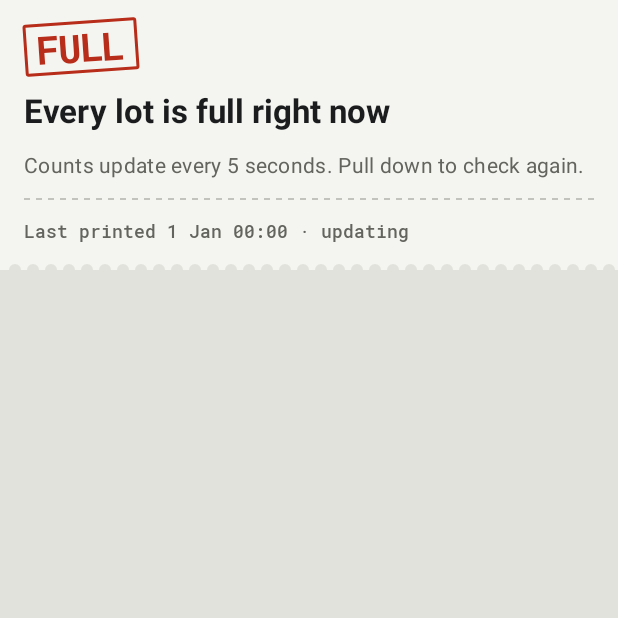
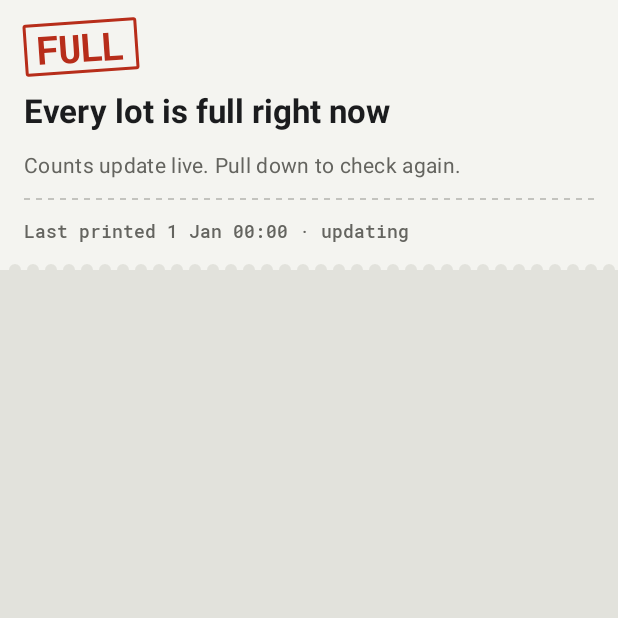
Before and after one commit to NunoGoncalves06/Project-Work-2026-AU, an Android app built with Jetpack Compose: the composable AllFullTicket called with empty values, on a phone screen of 412 x 824 dp, the top half of it. Run offline under Robolectric (Android 15) with nearby library versions, the phone set to English and light mode, and no system bars.

Commit message:
fix: android review findings (error card text, manifest export, comments, unused import)

```diff
--- a/android-app/app/src/main/AndroidManifest.xml
+++ b/android-app/app/src/main/AndroidManifest.xml
@@ -14,7 +14,7 @@
         android:theme="@style/Theme.AuParking">
         <activity
             android:name=".MainActivity"
-            android:exported="true" />
+            android:exported="false" />
 
         <!-- Two launcher entries for the same screen: launchers don't redraw an app icon when the theme changes,
              so MainActivity turns on the one matching the app's theme and turns the other off. Exactly one is on. -->
--- a/android-app/app/src/main/java/au/projectwork/parking/MainActivity.kt
+++ b/android-app/app/src/main/java/au/projectwork/parking/MainActivity.kt
@@ -99,7 +99,7 @@ class MainActivity : ComponentActivity() {
     }
 
     /**
-     * Turns on the launcher entry whose icon matches the theme (B1 day / B2 night ticket) and turns the other off.
+     * Turns on the launcher entry whose icon matches the theme (day / night launcher icon) and turns the other off.
      * Does nothing when it already matches, so the launcher is only disturbed when the theme really changed.
      * shortcut: a launcher may drop a home-screen shortcut to the entry turned off; the app drawer always has it.
      */
--- a/android-app/app/src/main/java/au/projectwork/parking/ui/Common.kt
+++ b/android-app/app/src/main/java/au/projectwork/parking/ui/Common.kt
@@ -119,7 +119,7 @@ fun <T> StateContent(
                     } else {
                         Text("Can't reach the server", style = MaterialTheme.typography.titleLarge)
                         Text(
-                            "Check your connection. AU Parking keeps trying every 5 seconds.",
+                            "Check your connection. AU Parking keeps trying by itself.",
                             style = MaterialTheme.typography.bodyMedium,
                             color = TicketColors.current.faded,
                         )
--- a/android-app/app/src/main/java/au/projectwork/parking/ui/lot/LotDetailScreen.kt
+++ b/android-app/app/src/main/java/au/projectwork/parking/ui/lot/LotDetailScreen.kt
@@ -16,7 +16,6 @@ import androidx.compose.material3.Button
 import androidx.compose.material3.ExperimentalMaterial3Api
 import androidx.compose.material3.Icon
 import androidx.compose.material3.IconButton
-import androidx.compose.material3.MaterialTheme
 import androidx.compose.material3.Scaffold
 import androidx.compose.material3.Text
 import androidx.compose.material3.TopAppBar
--- a/android-app/app/src/main/java/au/projectwork/parking/ui/lots/LotListScreen.kt
+++ b/android-app/app/src/main/java/au/projectwork/parking/ui/lots/LotListScreen.kt
@@ -208,7 +208,7 @@ private fun AllFullTicket(offline: Boolean, fetchedAt: Long) {
             FullStamp()
             Text("Every lot is full right now", style = MaterialTheme.typography.titleLarge)
             Text(
-                "Counts update every 5 seconds. Pull down to check again.",
+                "Counts update live. Pull down to check again.",
                 style = MaterialTheme.typography.bodyMedium,
                 color = TicketColors.current.faded,
             )
--- a/android-app/app/src/main/java/au/projectwork/parking/ui/theme/Theme.kt
+++ b/android-app/app/src/main/java/au/projectwork/parking/ui/theme/Theme.kt
@@ -25,8 +25,8 @@ data class TicketPalette(
     val paper: Color,    // the ticket itself
     val ink: Color,
     val faded: Color,    // secondary print, still >= 4.5:1 on paper
-    val hairline: Color, // tear rules, bay paint on free bays
-    val parking: Color,  // Danish parking blue: P plate and Navigate only
+    val hairline: Color, // tear rules, outline variants
+    val parking: Color,  // Danish parking blue: primary action colour (buttons)
     val onParking: Color,
     val stamp: Color,    // FULL stamp only
 ) {
```
